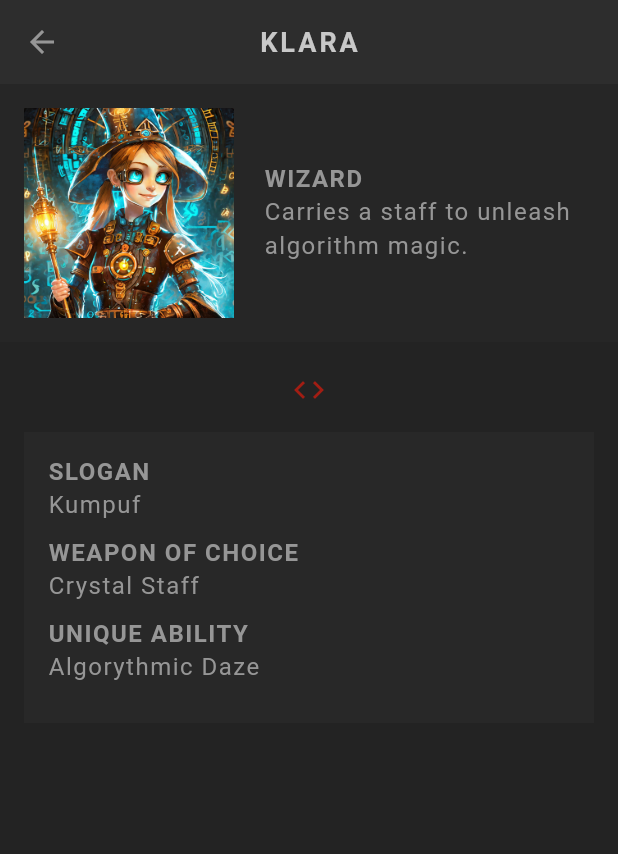
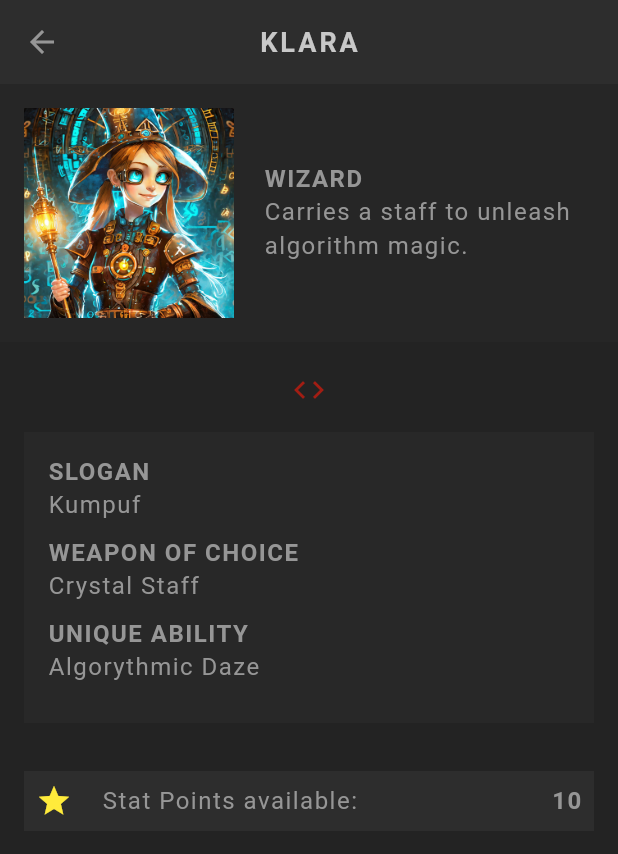
Before and after one commit to VictorDevLab/role_playing_game, a Flutter app: the screen it shows after launch, after a tap on the "arrow forward" icon, on a phone screen of 412 x 824 dp. Shown: the top 854 px of the screen. Run offline on Flutter 3.47's test engine with Material 3 defaults, Android fonts, the phone set to English and light mode, and no system bars; our stand-ins replace google_fonts; Roboto replaces fonts that are missing (Kanit).

Commit message:
arguments in a stateful widget

```diff
--- a/lib/screens/profile/profile.dart
+++ b/lib/screens/profile/profile.dart
@@ -1,5 +1,6 @@
 import 'package:flutter/material.dart';
 import 'package:role_playing_game/models/character.dart';
+import 'package:role_playing_game/screens/profile/stats_table.dart';
 import 'package:role_playing_game/shared/styled_text.dart';
 import 'package:role_playing_game/theme.dart';
 
@@ -67,6 +68,10 @@
               ),
             ),
             //stats & skills
+            Container(
+              alignment: Alignment.center,
+              child: Column(children: [StatsTable(character)]),
+            ),
 
             //save button
           ],
--- /dev/null
+++ b/lib/screens/profile/stats_table.dart
@@ -0,0 +1,44 @@
+import 'package:flutter/material.dart';
+import 'package:role_playing_game/models/character.dart';
+import 'package:role_playing_game/shared/styled_text.dart';
+import 'package:role_playing_game/theme.dart';
+
+class StatsTable extends StatefulWidget {
+  const StatsTable(this.character, {super.key});
+
+  final Character character;
+
+  @override
+  State<StatsTable> createState() => _StatsTableState();
+}
+
+class _StatsTableState extends State<StatsTable> {
+  @override
+  Widget build(BuildContext context) {
+    return Padding(
+      padding: EdgeInsets.all(16),
+      child: Column(
+        children: [
+          Container(
+            color: AppColors.secondaryColor,
+            padding: EdgeInsets.all(8),
+            child: Row(
+              children: [
+                Icon(
+                  Icons.star,
+                  color: widget.character.points > 0
+                      ? Colors.yellow
+                      : Colors.grey,
+                ),
+                const SizedBox(width: 20),
+                const StyledText("Stat Points available: "),
+                const Expanded(child: SizedBox(width: 20)),
+                StyledHeading(widget.character.points.toString()),
+              ],
+            ),
+          ),
+        ],
+      ),
+    );
+  }
+}
```
